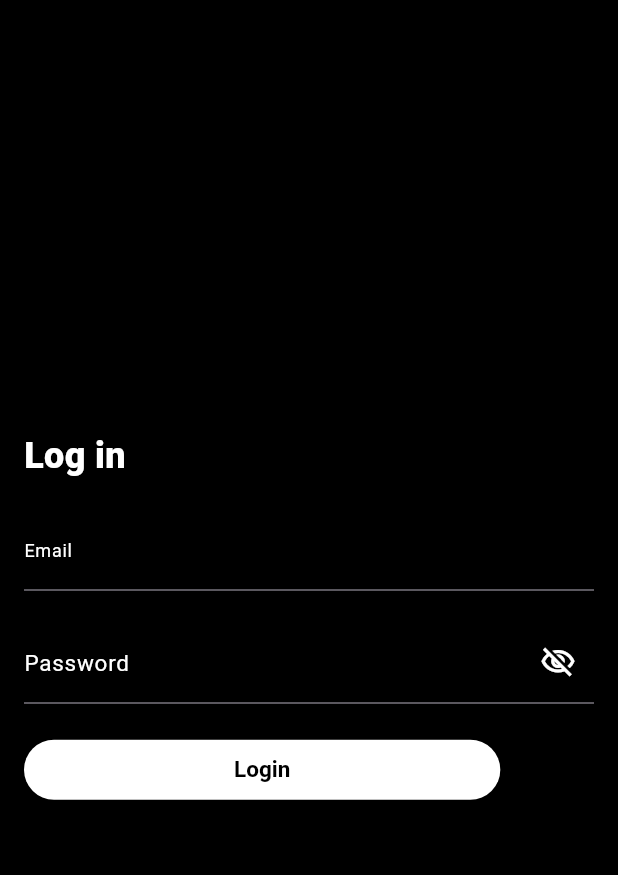
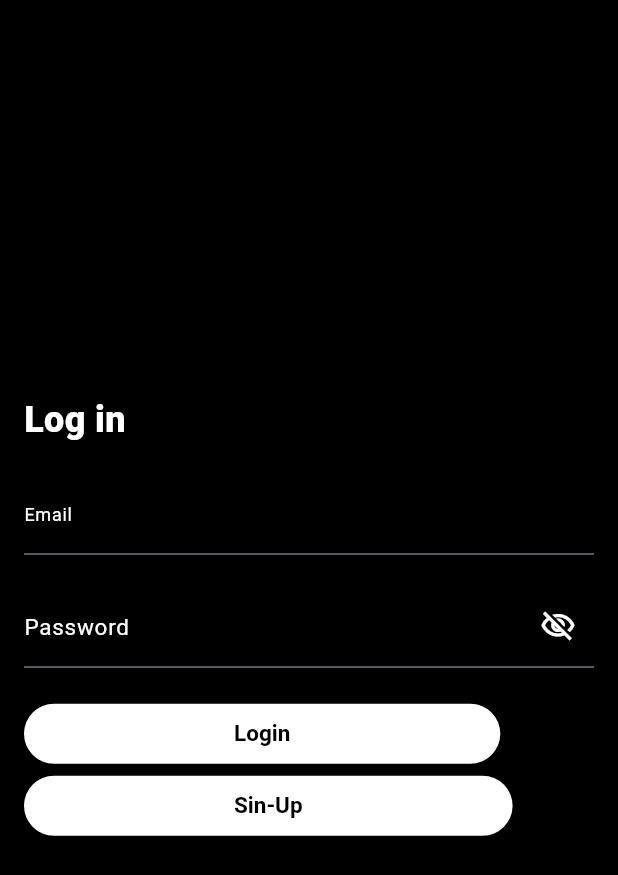
Before and after one commit to ShivamYunicorn/flutter_git_col, a Flutter app: the screen it shows after launch, on a phone screen of 412 x 824 dp. Shown: the top 875 px of the screen. Run offline on Flutter 3.47's test engine with Material 3 defaults, Android fonts, the phone set to English and light mode, and no system bars.

Commit message:
Navigation Between All screens

```diff
--- a/lib/views/screens/HomeScreen.dart
+++ b/lib/views/screens/HomeScreen.dart
@@ -15,6 +15,7 @@ class Homescreen extends StatelessWidget {
           child: Container(
               width: 400,
               height: 400,
+              alignment: Alignment.center,
               decoration: BoxDecoration(
                 color: Colors.amber,
                 borderRadius: BorderRadius.circular(20),
@@ -28,7 +29,7 @@ class Homescreen extends StatelessWidget {
                   )
                 ]
               ),
-              child: Text('this is Home Screen'))),
+              child:Text('this is Home Screen',style: TextStyle(fontSize: 20,fontWeight: FontWeight.bold,color:Colors.white),))),
     );
   }
 }
--- a/lib/views/screens/login_screen.dart
+++ b/lib/views/screens/login_screen.dart
@@ -162,6 +162,28 @@ class _LoginScreenState extends State<LoginScreen> {
                     : const Text('Login'),
               ),
 
+              ElevatedButton(
+                //onPressed: _isLoading ? null : _login,
+                onPressed: () {
+                  Navigator.pushNamed(context, '/signup');
+                },
+                style: ElevatedButton.styleFrom(
+                  backgroundColor: Colors.white,
+                  foregroundColor: Colors.black,
+                  elevation: 8,
+                  shape: RoundedRectangleBorder(
+                    borderRadius: BorderRadius.circular(30),
+                  ),
+                  padding:
+                  const EdgeInsets.symmetric(horizontal: 140, vertical: 4),
+                  textStyle: const TextStyle(
+                      fontSize: 15, fontWeight: FontWeight.bold),
+                ),
+                child: _isLoading
+                    ? const CircularProgressIndicator(color: Colors.black)
+                    : const Text('Sin-Up'),
+              ),
+
 
 
             ],
--- a/lib/views/screens/signup_screen.dart
+++ b/lib/views/screens/signup_screen.dart
@@ -1,4 +1,5 @@
 import 'package:flutter/material.dart';
+import 'package:untitled/views/screens/HomeScreen.dart';
 
 class SignUpScreen extends StatefulWidget {
   const SignUpScreen({super.key});
@@ -67,6 +68,7 @@ class _SignUpScreenState extends State<SignUpScreen> {
                     print("Username: ${_usernameController.text}");
                     print("Email: ${_emailController.text}");
                     print("Password: ${_passwordController.text}");
+                   Navigator.push(context, MaterialPageRoute(builder: (context) => Homescreen(),));
                   }
                 },
                 child: const Text("Register"),
```
